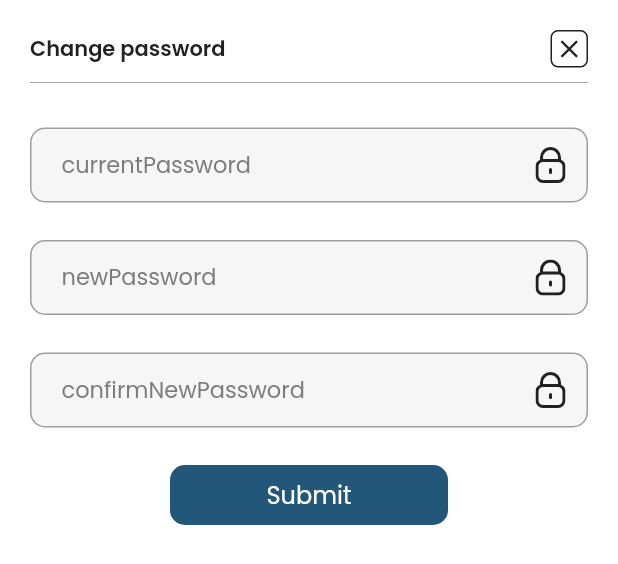
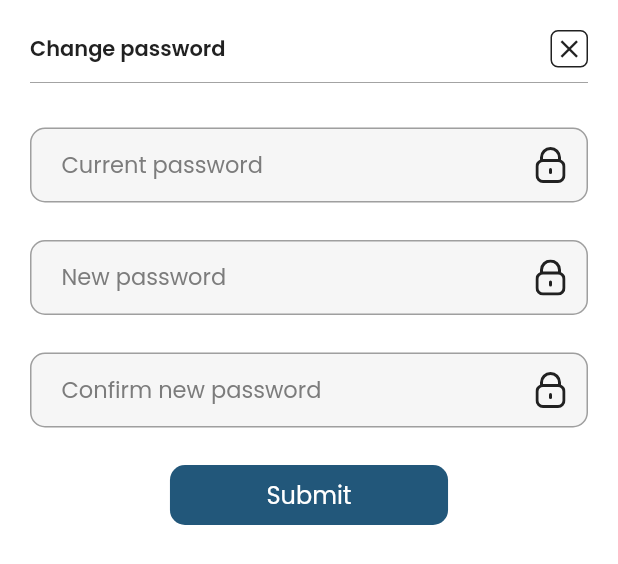
Before and after one commit to devalenya1/KAYAN_TEACHER_APP, a Flutter app: the ChangePasswordBottomsheet widget shown alone on an empty page, opened directly, on a phone screen of 412 x 824 dp. Shown: the top 564 px of the screen. Run offline on Flutter 3.47's test engine with Material 2 defaults, Android fonts, the light colour scheme and no system bars; our stand-ins replace cached_network_image, connectivity_plus, dio, dotted_border, file_picker, firebase_core and 13 more; missing offline and left inert: external_path; accounts and stored records are empty; network calls fail; project files that could hold a hidden picture were left out.

Commit message:
updated change password labels

```diff
--- a/assets/languages/en.json
+++ b/assets/languages/en.json
@@ -194,4 +194,5 @@
     "unableToDelete" : "Unable to delete file",
     "nameAlreadyTaken" : "The name has already been taken"
 
+
 }
--- a/lib/ui/screens/home/widgets/changePasswordBottomsheet.dart
+++ b/lib/ui/screens/home/widgets/changePasswordBottomsheet.dart
@@ -80,7 +80,8 @@ class _ChangePasswordBottomsheetState extends State<ChangePasswordBottomsheet> {
                             });
                           }),
                       hideText: _hideCurrentPassword,
-                      hintText: currentPasswordKey,
+                      hintText: UiUtils.getTranslatedLabel(
+                          context, currentPasswordKey),
                       textEditingController:
                           _currentPasswordTextEditingController,
                     ),
@@ -95,7 +96,8 @@ class _ChangePasswordBottomsheetState extends State<ChangePasswordBottomsheet> {
                             });
                           }),
                       hideText: _hideNewPassword,
-                      hintText: newPasswordKey,
+                      hintText:
+                          UiUtils.getTranslatedLabel(context, newPasswordKey),
                       textEditingController: _newPasswordTextEditingController,
                     ),
                     BottomSheetTextFieldContainer(
@@ -110,7 +112,8 @@ class _ChangePasswordBottomsheetState extends State<ChangePasswordBottomsheet> {
                             });
                           }),
                       hideText: _hideConfirmNewPassword,
-                      hintText: confirmNewPasswordKey,
+                      hintText: UiUtils.getTranslatedLabel(
+                          context, confirmNewPasswordKey),
                       textEditingController:
                           _confirmNewPasswordTextEditingController,
                     ),
```
